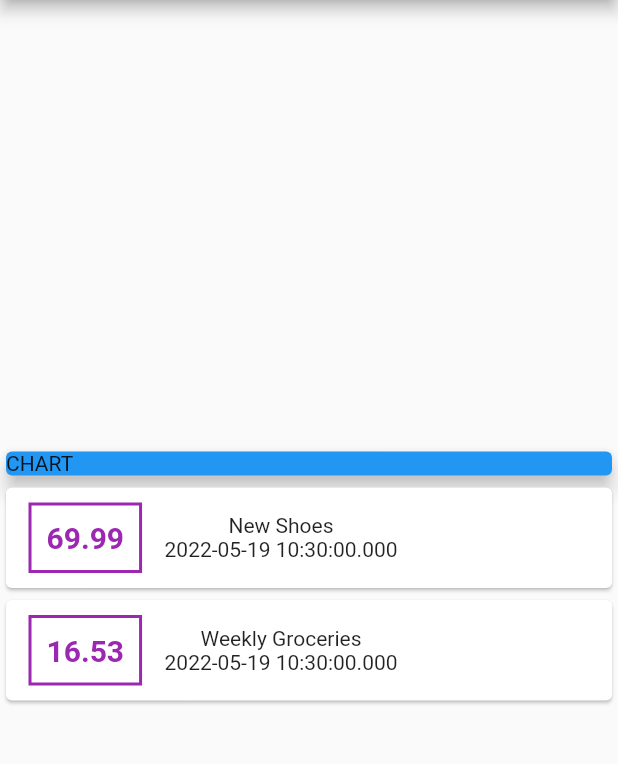
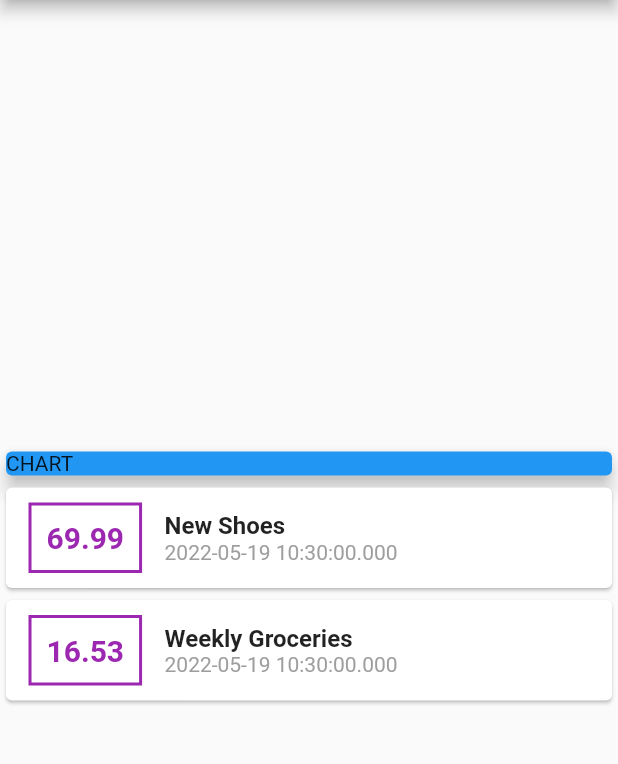
Before and after one commit to elfgodd/Flutter-Dart-The-Complete-Guide-2022-Edition, a Flutter app: the screen it shows after launch, on a phone screen of 412 x 824 dp, the part 84-848 px from its top. Run offline on Flutter 3.47's test engine with Material 2 defaults, Android fonts, the phone set to English and light mode, and no system bars.

Commit message:
Containers vs Columns vs Rows

```diff
--- a/03-expenses-app/expensesapp/lib/main.dart
+++ b/03-expenses-app/expensesapp/lib/main.dart
@@ -75,9 +75,20 @@ class MyHomePage extends StatelessWidget {
                       ),
                     ),
                     Column(
+                      crossAxisAlignment: CrossAxisAlignment.start,
                       children: <Widget>[
-                        Text(tx.title),
-                        Text(tx.date.toString(),
+                        Text(
+                          tx.title,
+                          style: TextStyle(
+                            fontSize: 16,
+                            fontWeight: FontWeight.bold,
+                            ),
+                          ),
+                        Text(
+                          tx.date.toString(),
+                          style: TextStyle(
+                            color: Colors.grey,
+                          ),
                       ),
                     ],
                    ),
```
Also changed, not shown: 1 other file.
